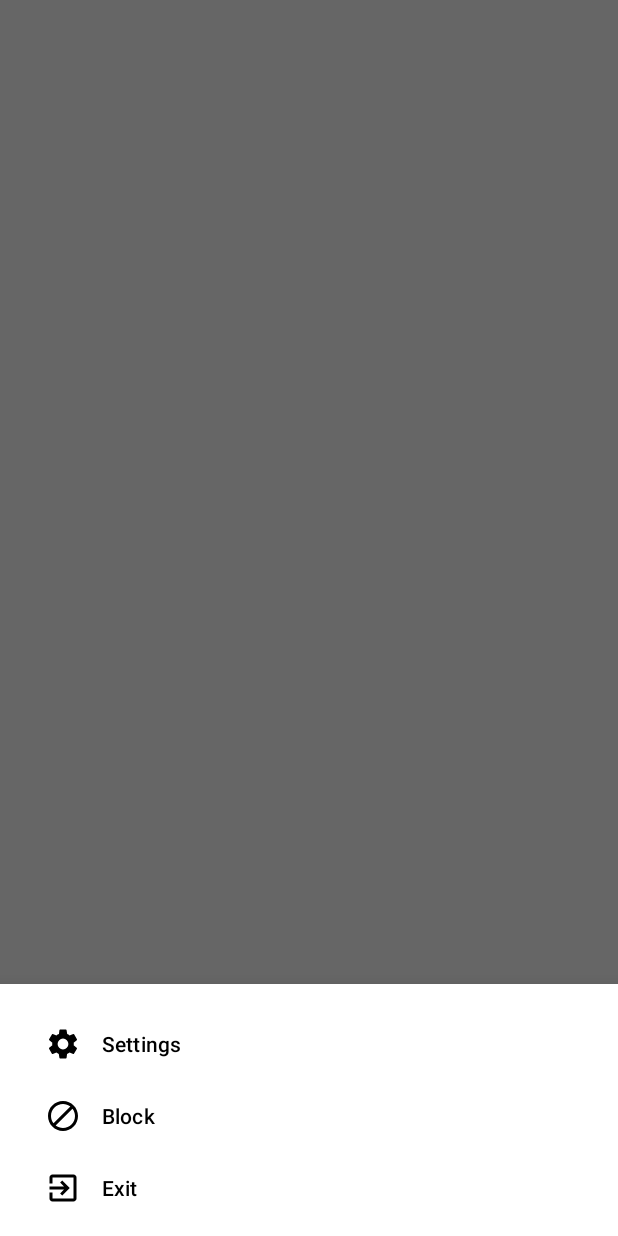
After one commit to AlekseyM73/SecureRepo, an Android app: the fragment BottomNavigationDrawerFragment placed in its activity, on a phone screen of 412 x 824 dp. The commit adds this screen. Run offline under Robolectric (Android 15) with nearby library versions, the phone set to English and light mode, and no system bars; our stand-ins replace RxJava.

Commit message:
Add Navigation Drawer

```diff
--- /dev/null
+++ b/app/src/main/java/com/example/securerepo/view/BottomNavigationDrawerFragment.java
@@ -0,0 +1,52 @@
+package com.example.securerepo.view;
+
+import android.os.Bundle;
+import android.view.LayoutInflater;
+import android.view.MenuItem;
+import android.view.View;
+import android.view.ViewGroup;
+import android.widget.Toast;
+
+import androidx.annotation.NonNull;
+import androidx.annotation.Nullable;
+
+import com.example.securerepo.R;
+import com.google.android.material.bottomsheet.BottomSheetDialogFragment;
+import com.google.android.material.navigation.NavigationView;
+
+public class BottomNavigationDrawerFragment extends BottomSheetDialogFragment {
+
+    @Nullable
+    @Override
+    public View onCreateView(@NonNull LayoutInflater inflater, @Nullable ViewGroup container, @Nullable Bundle savedInstanceState) {
+        return inflater.inflate(R.layout.fragment_bottom_sheet, container,false);
+    }
+
+    @Override
+    public void onViewCreated(@NonNull View view, @Nullable Bundle savedInstanceState) {
+        super.onViewCreated(view, savedInstanceState);
+
+       NavigationView navigationView =  view.findViewById(R.id.fragment_bottom_navigation_view);
+        navigationView.setNavigationItemSelectedListener(new NavigationView.OnNavigationItemSelectedListener() {
+            @Override
+            public boolean onNavigationItemSelected(@NonNull MenuItem menuItem) {
+                switch (menuItem.getItemId()){
+                    case (R.id.bottom_app_bar_menu_settings):{
+                        Toast.makeText(getContext(), "settings", Toast.LENGTH_SHORT).show();
+                        break;
+                    }
+                    case (R.id.bottom_app_bar_menu_block):{
+                        Toast.makeText(getContext(), "block", Toast.LENGTH_SHORT).show();
+                        break;
+                    }
+                    case (R.id.bottom_app_bar_menu_exit):{
+                        Toast.makeText(getContext(), "exit", Toast.LENGTH_SHORT).show();
+                        break;
+                    }
+                    default:break;
+                }
+                return true;
+            }
+        });
+    }
+}
--- /dev/null
+++ b/app/src/main/res/drawable/ic_add_white_24dp.xml
@@ -0,0 +1,5 @@
+<vector android:height="24dp" android:tint="#FFFFFF"
+    android:viewportHeight="24.0" android:viewportWidth="24.0"
+    android:width="24dp" xmlns:android="http://schemas.android.com/apk/res/android">
+    <path android:fillColor="#FF000000" android:pathData="M19,13h-6v6h-2v-6H5v-2h6V5h2v6h6v2z"/>
+</vector>
--- /dev/null
+++ b/app/src/main/res/drawable/ic_baseline_menu_24px.xml
@@ -0,0 +1,9 @@
+<vector xmlns:android="http://schemas.android.com/apk/res/android"
+    android:width="24dp"
+    android:height="24dp"
+    android:viewportWidth="24"
+    android:viewportHeight="24">
+  <path
+      android:fillColor="#FF000000"
+      android:pathData="M3,18h18v-2L3,16v2zM3,13h18v-2L3,11v2zM3,6v2h18L21,6L3,6z"/>
+</vector>
--- /dev/null
+++ b/app/src/main/res/drawable/ic_block_black_24dp.xml
@@ -0,0 +1,9 @@
+<vector xmlns:android="http://schemas.android.com/apk/res/android"
+        android:width="24dp"
+        android:height="24dp"
+        android:viewportWidth="24.0"
+        android:viewportHeight="24.0">
+    <path
+        android:fillColor="#FF000000"
+        android:pathData="M12,2C6.48,2 2,6.48 2,12s4.48,10 10,10 10,-4.48 10,-10S17.52,2 12,2zM4,12c0,-4.42 3.58,-8 8,-8 1.85,0 3.55,0.63 4.9,1.69L5.69,16.9C4.63,15.55 4,13.85 4,12zM12,20c-1.85,0 -3.55,-0.63 -4.9,-1.69L18.31,7.1C19.37,8.45 20,10.15 20,12c0,4.42 -3.58,8 -8,8z"/>
+</vector>
--- /dev/null
+++ b/app/src/main/res/drawable/ic_exit_to_app_black_24dp.xml
@@ -0,0 +1,9 @@
+<vector xmlns:android="http://schemas.android.com/apk/res/android"
+        android:width="24dp"
+        android:height="24dp"
+        android:viewportWidth="24.0"
+        android:viewportHeight="24.0">
+    <path
+        android:fillColor="#FF000000"
+        android:pathData="M10.09,15.59L11.5,17l5,-5 -5,-5 -1.41,1.41L12.67,11H3v2h9.67l-2.58,2.59zM19,3H5c-1.11,0 -2,0.9 -2,2v4h2V5h14v14H5v-4H3v4c0,1.1 0.89,2 2,2h14c1.1,0 2,-0.9 2,-2V5c0,-1.1 -0.9,-2 -2,-2z"/>
+</vector>
--- /dev/null
+++ b/app/src/main/res/drawable/ic_settings_black_24dp.xml
@@ -0,0 +1,9 @@
+<vector xmlns:android="http://schemas.android.com/apk/res/android"
+        android:width="24dp"
+        android:height="24dp"
+        android:viewportWidth="24"
+        android:viewportHeight="24">
+    <path
+        android:fillColor="#FF000000"
+        android:pathData="M19.1,12.9a2.8,2.8 0,0 0,0.1 -0.9,2.8 2.8,0 0,0 -0.1,-0.9l2.1,-1.6a0.7,0.7 0,0 0,0.1 -0.6L19.4,5.5a0.7,0.7 0,0 0,-0.6 -0.2l-2.4,1a6.5,6.5 0,0 0,-1.6 -0.9l-0.4,-2.6a0.5,0.5 0,0 0,-0.5 -0.4H10.1a0.5,0.5 0,0 0,-0.5 0.4L9.3,5.4a5.6,5.6 0,0 0,-1.7 0.9l-2.4,-1a0.4,0.4 0,0 0,-0.5 0.2l-2,3.4c-0.1,0.2 0,0.4 0.2,0.6l2,1.6a2.8,2.8 0,0 0,-0.1 0.9,2.8 2.8,0 0,0 0.1,0.9L2.8,14.5a0.7,0.7 0,0 0,-0.1 0.6l1.9,3.4a0.7,0.7 0,0 0,0.6 0.2l2.4,-1a6.5,6.5 0,0 0,1.6 0.9l0.4,2.6a0.5,0.5 0,0 0,0.5 0.4h3.8a0.5,0.5 0,0 0,0.5 -0.4l0.3,-2.6a5.6,5.6 0,0 0,1.7 -0.9l2.4,1a0.4,0.4 0,0 0,0.5 -0.2l2,-3.4c0.1,-0.2 0,-0.4 -0.2,-0.6ZM12,15.6A3.6,3.6 0,1 1,15.6 12,3.6 3.6,0 0,1 12,15.6Z"/>
+</vector>
--- a/app/src/main/res/layout/activity_recyclerview_notes.xml
+++ b/app/src/main/res/layout/activity_recyclerview_notes.xml
@@ -1,27 +1,34 @@
 <?xml version="1.0" encoding="utf-8"?>
 
-<FrameLayout
+    <androidx.coordinatorlayout.widget.CoordinatorLayout
         xmlns:android="http://schemas.android.com/apk/res/android"
         xmlns:app="http://schemas.android.com/apk/res-auto"
         xmlns:tools="http://schemas.android.com/tools"
         android:id="@+id/recyclerviewNotesActivity"
-    android:orientation="vertical"
         android:layout_width="match_parent"
         android:layout_height="match_parent">
 
     <androidx.recyclerview.widget.RecyclerView
         android:id="@+id/recyclerview"
         android:layout_width="match_parent"
-        android:layout_height="match_parent"
-        android:visibility="visible"/>
+        android:layout_height="wrap_content"
+        android:visibility="visible" />
 
-
+        <com.google.android.material.bottomappbar.BottomAppBar
+            android:id="@+id/bottom_app_bar"
+            android:layout_width="match_parent"
+            android:layout_height="wrap_content"
+            android:layout_gravity="bottom"
+            app:hideOnScroll="true"
+            app:layout_scrollFlags="scroll|enterAlways"
+            app:backgroundTint="@color/colorPrimary"
+            app:fabAlignmentMode="center"
+            app:navigationIcon="@drawable/ic_baseline_menu_24px"/>
 
         <com.google.android.material.floatingactionbutton.FloatingActionButton
             android:id="@+id/fab"
             android:layout_width="wrap_content"
             android:layout_height="wrap_content"
-        android:layout_gravity="bottom|end"
-        android:src="@android:drawable/ic_input_add"
-        android:layout_margin="24dp" />
-</FrameLayout>
+            android:src="@drawable/ic_add_white_24dp"
+            app:layout_anchor="@id/bottom_app_bar"/>
+    </androidx.coordinatorlayout.widget.CoordinatorLayout>
--- /dev/null
+++ b/app/src/main/res/layout/fragment_bottom_sheet.xml
@@ -0,0 +1,23 @@
+<?xml version="1.0" encoding="utf-8"?>
+<androidx.constraintlayout.widget.ConstraintLayout
+    xmlns:app="http://schemas.android.com/apk/res-auto"
+    xmlns:tools="http://schemas.android.com/tools"
+    xmlns:android="http://schemas.android.com/apk/res/android"
+    android:layout_width="match_parent"
+    android:layout_height="wrap_content">
+
+
+    <com.google.android.material.navigation.NavigationView
+        android:id="@+id/fragment_bottom_navigation_view"
+        android:layout_width="match_parent"
+        android:layout_height="wrap_content"
+        android:layout_gravity="bottom"
+        android:layout_marginStart="8dp"
+        android:layout_marginTop="8dp"
+        android:layout_marginEnd="8dp"
+        app:layout_constraintEnd_toEndOf="parent"
+        app:layout_constraintStart_toStartOf="parent"
+        app:layout_constraintTop_toTopOf="parent"
+        app:menu="@menu/bottom_nav_drawer_menu"/>
+
+</androidx.constraintlayout.widget.ConstraintLayout>
--- /dev/null
+++ b/app/src/main/res/menu/bottom_nav_drawer_menu.xml
@@ -0,0 +1,18 @@
+<?xml version="1.0" encoding="utf-8"?>
+<menu xmlns:android="http://schemas.android.com/apk/res/android"
+    xmlns:app="http://schemas.android.com/apk/res-auto">
+    <group android:checkableBehavior="none">
+        <item
+            android:id="@+id/bottom_app_bar_menu_settings"
+            android:icon="@drawable/ic_settings_black_24dp"
+            android:title="@string/bottom_app_bar_settings" />
+        <item
+            android:id="@+id/bottom_app_bar_menu_block"
+            android:icon="@drawable/ic_block_black_24dp"
+            android:title="@string/bottom_app_bar_block" />
+        <item
+            android:id="@+id/bottom_app_bar_menu_exit"
+            android:icon="@drawable/ic_exit_to_app_black_24dp"
+            android:title="@string/bottom_app_bar_menu_exit" />
+    </group>
+</menu>
--- a/app/src/main/res/values/strings.xml
+++ b/app/src/main/res/values/strings.xml
@@ -11,4 +11,8 @@
     <string name="EnterDescription">Description</string>
     <string name="Button_Edit">Edit</string>
     <string name="at_least_8_chars">At least 8 characters</string>
+    <string name="bottom_app_bar_delete">Delete</string>
+    <string name="bottom_app_bar_settings">Settings</string>
+    <string name="bottom_app_bar_block">Block</string>
+    <string name="bottom_app_bar_menu_exit">Exit</string>
 </resources>
```
Also changed, not shown: app/src/main/java/com/example/securerepo/view/RecyclerViewNoteListActivity.java (+27 -1 lines), app/src/main/res/drawable/ic_cancel_black_24dp.xml (added, +9 -0 lines), app/src/main/res/drawable/ic_delete_black_24dp.xml (added, +9 -0 lines), app/src/main/res/drawable/ic_done_black_24dp.xml (added, +9 -0 lines), app/src/main/res/drawable/ic_edit_black_24dp.xml (added, +9 -0 lines). Lines whose indentation alone changed are shown as unchanged.
